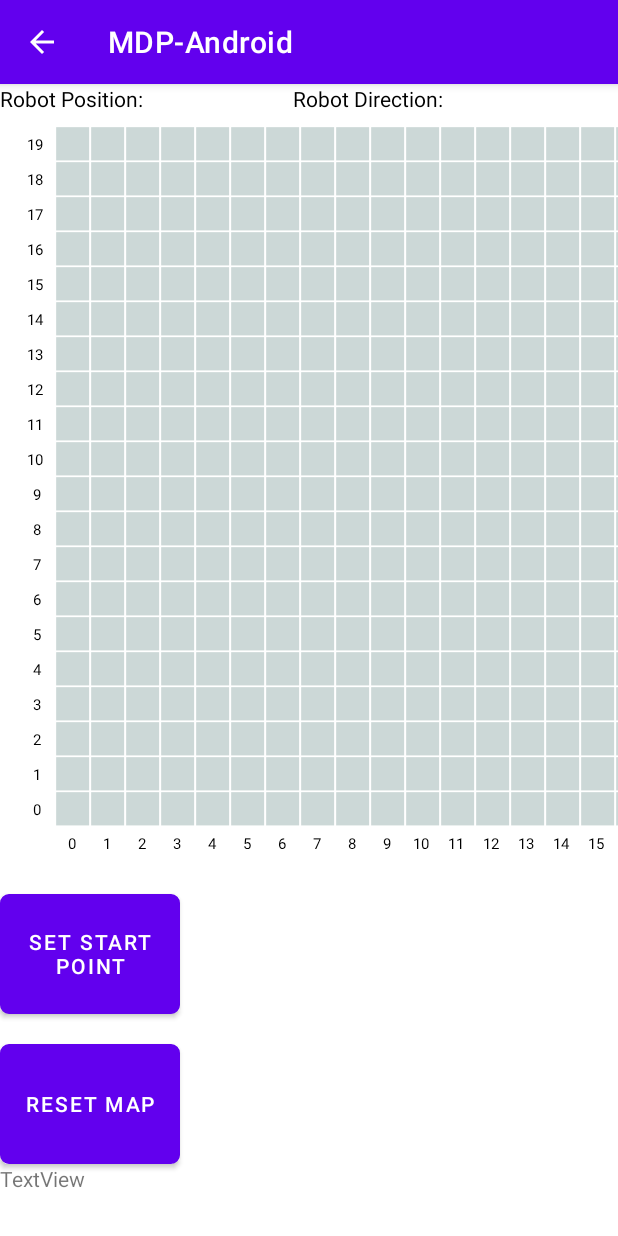
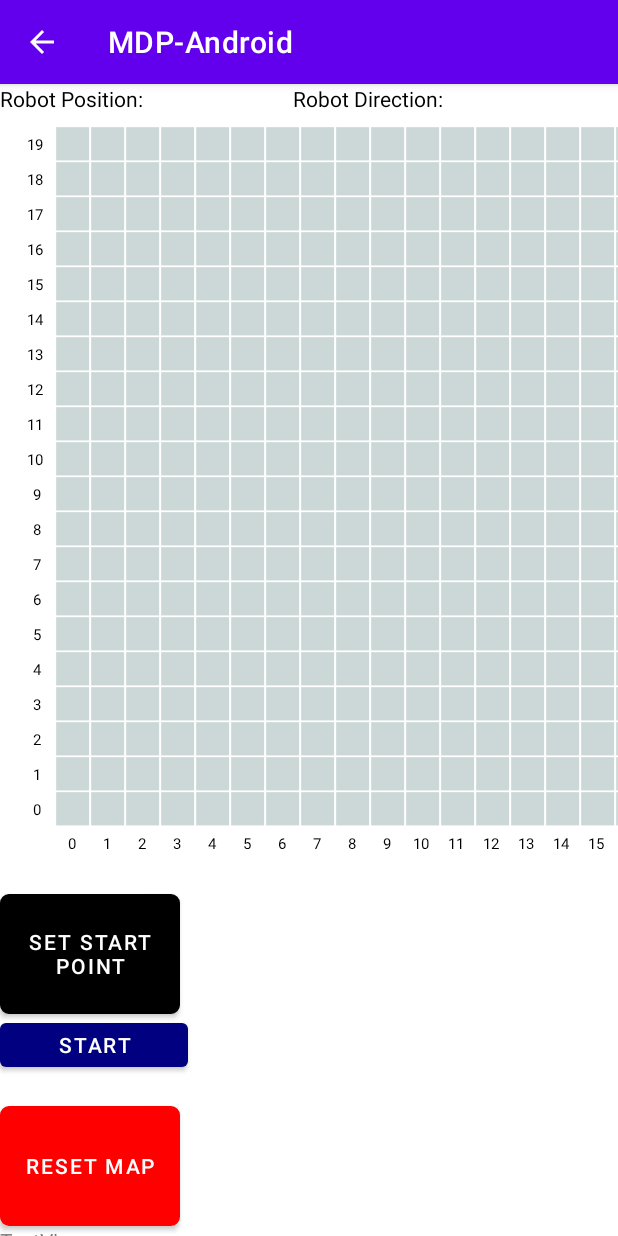
Before and after one commit to Aditya239233/MDP, an Android app: the arena_map screen opened directly, with no data from a screen before it, on a phone screen of 412 x 824 dp. Run offline under Robolectric (Android 15) with nearby library versions, the phone set to English and light mode, and no system bars.

Commit message:
add start button

```diff
--- a/Android/app/src/main/java/com/example/mdp_android/Arena/Arena.java
+++ b/Android/app/src/main/java/com/example/mdp_android/Arena/Arena.java
@@ -849,7 +849,7 @@ public class Arena extends View implements Serializable {
     }
 
     public void setRobotLocation(int column, int row, String direction) {
-        resetArena();
+//        resetArena();
         robotDirection = direction;
         setCurCoord(column, row);
         invalidate();
--- a/Android/app/src/main/java/com/example/mdp_android/arena_map.java
+++ b/Android/app/src/main/java/com/example/mdp_android/arena_map.java
@@ -84,6 +84,7 @@ public class arena_map extends AppCompatActivity {
 
         Button set_robot = findViewById(R.id.button10);
         Button reset_map = findViewById(R.id.button11);
+        Button startButton = findViewById(R.id.startButton);
 
         reset_map.setOnClickListener(new View.OnClickListener(){
             @Override
@@ -98,6 +99,13 @@ public class arena_map extends AppCompatActivity {
             public void onClick(View view) {
                 Arena tempArenaMap = arena_map.getArenaMap();
                 tempArenaMap.setStartingPoint(true);
+            }
+        });
+
+        startButton.setOnClickListener(new View.OnClickListener() {
+            @Override
+            public void onClick(View view) {
+
             }
         });
     }
--- a/Android/app/src/main/res/layout/arena_map.xml
+++ b/Android/app/src/main/res/layout/arena_map.xml
@@ -83,6 +83,7 @@
             android:layout_height="80dp"
             android:layout_marginTop="20dp"
             android:background="@drawable/rounded_corner"
+            app:backgroundTint="@color/black"
             android:text="Set Start Point"
             app:layout_constraintBottom_toBottomOf="parent"
             app:layout_constraintEnd_toEndOf="parent"
@@ -92,12 +93,20 @@
             app:layout_constraintVertical_bias="0.081" />
 
         <Button
+            android:id="@+id/startButton"
+            android:layout_width="125dp"
+            android:layout_height="41dp"
+            app:backgroundTint="@color/navy"
+            android:text="start" />
+
+        <Button
             android:id="@+id/button11"
             android:layout_width="120dp"
             android:layout_height="80dp"
             android:layout_marginTop="20dp"
             android:background="@drawable/rounded_corner"
             android:text="Reset Map"
+            app:backgroundTint="@color/colorRed"
             app:layout_constraintBottom_toBottomOf="parent"
             app:layout_constraintEnd_toEndOf="parent"
             app:layout_constraintHorizontal_bias="0.945"
@@ -109,8 +118,8 @@
             android:id="@+id/statusBox"
             android:layout_width="match_parent"
             android:layout_height="126dp"
-            android:text="TextView"
-            android:scrollbars = "vertical"/>
+            android:scrollbars="vertical"
+            android:text="TextView" />
 
     </LinearLayout>
 
```
